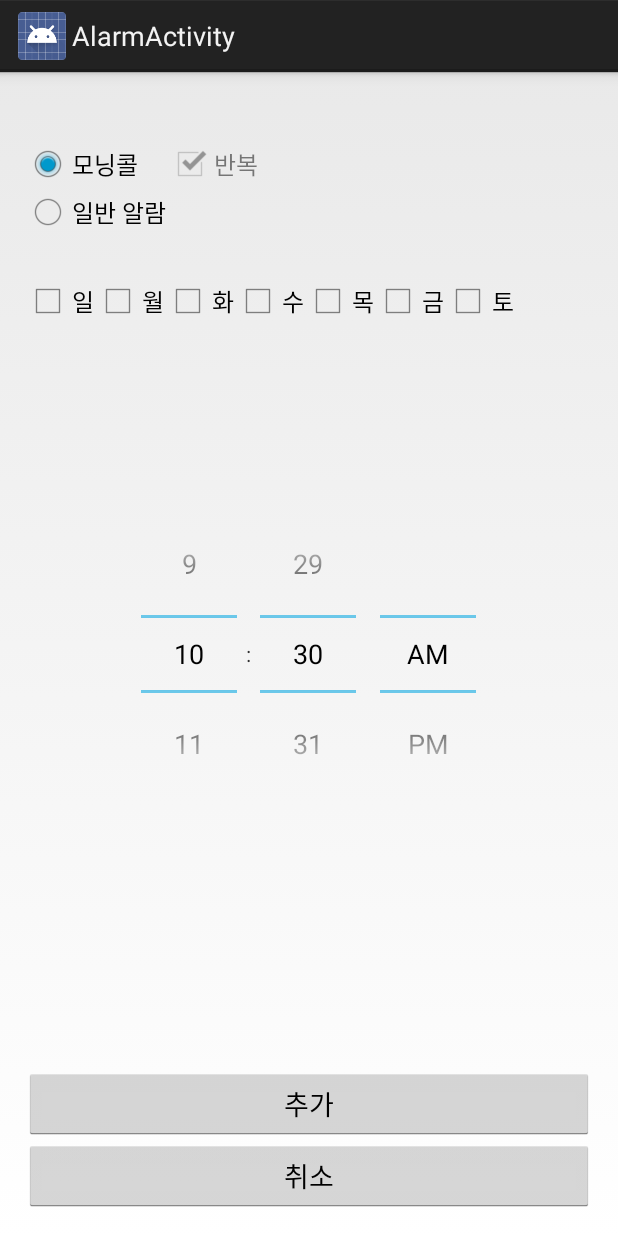
After one commit to YuKyungKim/JachwiBot, an Android app: the AlarmActivity screen opened directly, with no data from a screen before it, on a phone screen of 412 x 824 dp. The commit adds this screen. Run offline under Robolectric (Android 15) with nearby library versions, the phone set to English and light mode, and no system bars.

Commit message:
Added Phone alarm

```diff
--- a/app/src/main/AndroidManifest.xml
+++ b/app/src/main/AndroidManifest.xml
@@ -22,6 +22,11 @@
             android:enabled="true"
             android:exported="true" >
         </service>
+
+        <activity
+            android:name=".AlarmActivity"
+            android:label="@string/title_activity_alarm" >
+        </activity>
     </application>
 
 </manifest>
--- /dev/null
+++ b/app/src/main/res/layout/activity_alarm.xml
@@ -0,0 +1,139 @@
+<RelativeLayout xmlns:android="http://schemas.android.com/apk/res/android"
+    xmlns:tools="http://schemas.android.com/tools" android:layout_width="match_parent"
+    android:layout_height="match_parent" android:paddingLeft="@dimen/activity_horizontal_margin"
+    android:paddingRight="@dimen/activity_horizontal_margin"
+    android:paddingTop="@dimen/activity_vertical_margin"
+    android:paddingBottom="@dimen/activity_vertical_margin"
+    tools:context="com.soma.albert.jachwibot.AlarmActivity">
+
+
+    <LinearLayout
+        android:orientation="horizontal"
+        android:layout_width="match_parent"
+        android:layout_height="wrap_content"
+        android:layout_gravity="center_horizontal"
+        android:weightSum="1"
+        android:id="@+id/linearLayout"
+        android:layout_marginTop="29dp"
+        android:layout_alignParentTop="true"
+        android:layout_alignLeft="@+id/linearLayout2"
+        android:layout_alignStart="@+id/linearLayout2">
+
+        <RadioGroup
+            android:layout_width="wrap_content"
+            android:layout_height="wrap_content">
+
+            <RadioButton
+                android:layout_width="wrap_content"
+                android:layout_height="wrap_content"
+                android:text="모닝콜"
+                android:id="@+id/morning_call"
+                android:checked="true"
+                android:onClick="onClick" />
+
+            <RadioButton
+                android:layout_width="wrap_content"
+                android:layout_height="wrap_content"
+                android:text="일반 알람"
+                android:id="@+id/alarm"
+                android:onClick="onClick" />
+        </RadioGroup>
+
+        <CheckBox
+            android:layout_width="wrap_content"
+            android:layout_height="wrap_content"
+            android:text="반복"
+            android:id="@+id/repeat"
+            android:enabled="false"
+            android:focusable="false"
+            android:checked="true"
+            android:onClick="onClick" />
+
+    </LinearLayout>
+
+    <LinearLayout
+        android:orientation="horizontal"
+        android:layout_width="match_parent"
+        android:layout_height="wrap_content"
+        android:layout_gravity="center_horizontal"
+        android:id="@+id/linearLayout2"
+        android:layout_marginTop="27dp"
+        android:layout_below="@+id/linearLayout"
+        android:layout_centerHorizontal="true"
+        android:clickable="false">
+
+        <CheckBox
+            android:layout_width="wrap_content"
+            android:layout_height="wrap_content"
+            android:text="일"
+            android:id="@+id/SUN" />
+
+        <CheckBox
+            android:layout_width="wrap_content"
+            android:layout_height="wrap_content"
+            android:text="월"
+            android:id="@+id/MON" />
+
+        <CheckBox
+            android:layout_width="wrap_content"
+            android:layout_height="wrap_content"
+            android:text="화"
+            android:id="@+id/TUE" />
+
+        <CheckBox
+            android:layout_width="wrap_content"
+            android:layout_height="wrap_content"
+            android:text="수"
+            android:id="@+id/WED" />
+
+        <CheckBox
+            android:layout_width="wrap_content"
+            android:layout_height="wrap_content"
+            android:text="목"
+            android:id="@+id/THU" />
+
+        <CheckBox
+            android:layout_width="wrap_content"
+            android:layout_height="wrap_content"
+            android:text="금"
+            android:id="@+id/FRI" />
+
+        <CheckBox
+            android:layout_width="wrap_content"
+            android:layout_height="wrap_content"
+            android:text="토"
+            android:id="@+id/SAT" />
+    </LinearLayout>
+
+    <TimePicker
+        android:layout_width="wrap_content"
+        android:layout_height="wrap_content"
+        android:id="@+id/timePicker"
+        android:layout_centerVertical="true"
+        android:layout_centerHorizontal="true" />
+
+    <Button
+        android:layout_width="wrap_content"
+        android:layout_height="wrap_content"
+        android:text="취소"
+        android:id="@+id/cancel"
+        android:layout_alignParentBottom="true"
+        android:layout_alignParentLeft="true"
+        android:layout_alignParentStart="true"
+        android:layout_alignParentRight="true"
+        android:layout_alignParentEnd="true"
+        android:onClick="onClick" />
+
+    <Button
+        android:layout_width="wrap_content"
+        android:layout_height="wrap_content"
+        android:text="추가"
+        android:id="@+id/add"
+        android:layout_above="@+id/cancel"
+        android:layout_alignParentLeft="true"
+        android:layout_alignParentStart="true"
+        android:layout_alignParentRight="true"
+        android:layout_alignParentEnd="true"
+        android:onClick="onClick" />
+
+</RelativeLayout>
--- /dev/null
+++ b/app/src/main/res/menu/menu_alarm.xml
@@ -0,0 +1,6 @@
+<menu xmlns:android="http://schemas.android.com/apk/res/android"
+    xmlns:tools="http://schemas.android.com/tools"
+    tools:context="com.soma.albert.jachwibot.AlarmActivity">
+    <item android:id="@+id/action_settings" android:title="@string/action_settings"
+        android:orderInCategory="100" android:showAsAction="never" />
+</menu>
--- a/app/src/main/res/values/strings.xml
+++ b/app/src/main/res/values/strings.xml
@@ -3,4 +3,5 @@
 
     <string name="hello_world">Hello world!</string>
     <string name="action_settings">Settings</string>
+    <string name="title_activity_alarm">AlarmActivity</string>
 </resources>
```
Also changed, not shown: app/src/main/java/com/soma/albert/jachwibot/AlarmActivity.java (added, +141 -0 lines), app/src/main/java/com/soma/albert/jachwibot/AlarmReceiver.java (added, +27 -0 lines), 2 other files.
